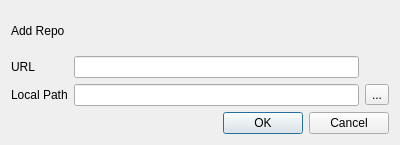
Qt form repodialog.ui (robguthrie/dudley) before a commit.
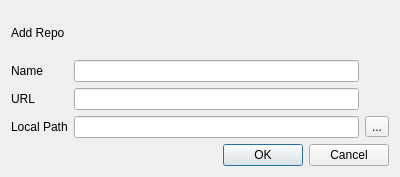
The same form after that commit.

```diff
--- a/repodialog.ui
+++ b/repodialog.ui
@@ -7,7 +7,7 @@
     <x>0</x>
     <y>0</y>
     <width>400</width>
-    <height>145</height>
+    <height>177</height>
    </rect>
   </property>
   <property name="windowTitle">
@@ -24,9 +24,9 @@
    <item>
     <layout class="QGridLayout" name="gridLayout">
      <item row="0" column="0">
-      <widget class="QLabel" name="label_2">
+      <widget class="QLabel" name="label_4">
        <property name="text">
-        <string>URL</string>
+        <string>Name</string>
        </property>
       </widget>
      </item>
@@ -34,16 +34,26 @@
       <widget class="QLineEdit" name="nameLineEdit"/>
      </item>
      <item row="1" column="0">
+      <widget class="QLabel" name="label_2">
+       <property name="text">
+        <string>URL</string>
+       </property>
+      </widget>
+     </item>
+     <item row="1" column="1">
+      <widget class="QLineEdit" name="trackerUrlLineEdit"/>
+     </item>
+     <item row="2" column="0">
       <widget class="QLabel" name="label">
        <property name="text">
         <string>Local Path</string>
        </property>
       </widget>
      </item>
-     <item row="1" column="1">
+     <item row="2" column="1">
       <widget class="QLineEdit" name="localPathLineEdit"/>
      </item>
-     <item row="1" column="2">
+     <item row="2" column="2">
       <widget class="QToolButton" name="selectDirectoryToolButton">
        <property name="text">
         <string>...</string>
```
